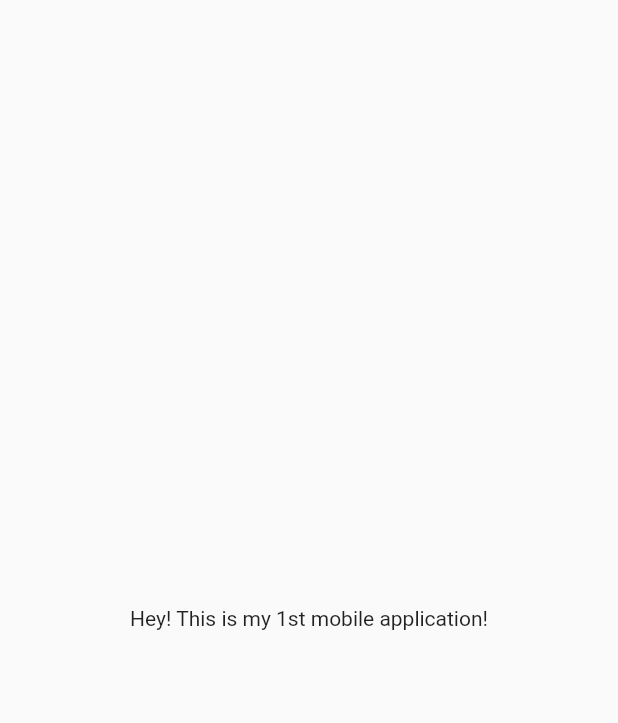
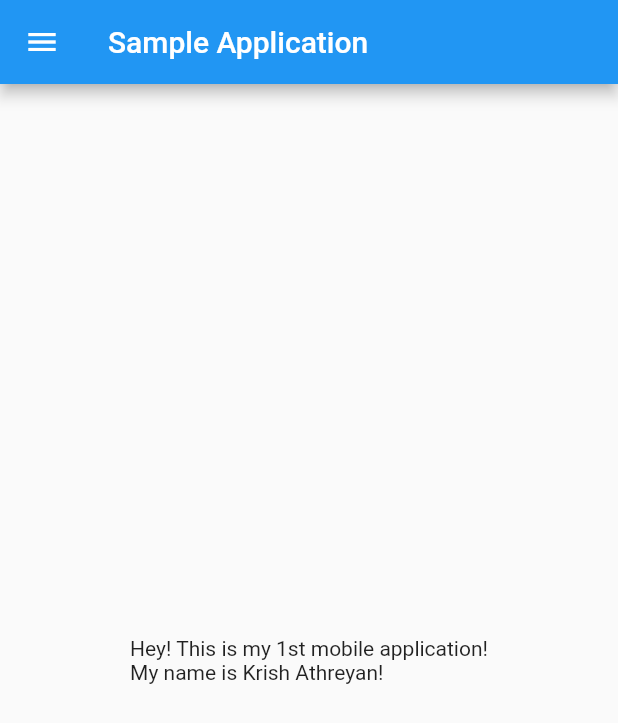
Before and after one commit to KKrish1624/flutterAppFirst, a Flutter app: the screen it shows after launch, on a phone screen of 412 x 824 dp. Shown: the top 723 px of the screen. Run offline on Flutter 3.47's test engine with Material 2 defaults, Android fonts, the phone set to English and light mode, and no system bars.

Commit message:
New Homepage file created and linked

```diff
--- /dev/null
+++ b/lib/homepage.dart
@@ -0,0 +1,26 @@
+import 'package:flutter/material.dart';
+
+class homepage extends StatelessWidget {
+  const homepage({Key? key}) : super(key: key);
+
+  @override
+  Widget build(BuildContext context) {
+
+    int num = 1;
+    String name  = "Krish Athreyan";
+    const appName = "Sample Application";
+    return MaterialApp(
+      home: Scaffold(
+        appBar: AppBar(
+          title: Text(appName),
+        ),
+        body:Center(
+            child: Container(
+              child: Text("Hey! This is my ${num}st mobile application!\nMy name is $name!"),
+            )
+        ),
+        drawer: Drawer(),
+    )
+    );
+  }
+}
--- a/lib/main.dart
+++ b/lib/main.dart
@@ -1,4 +1,5 @@
 import 'package:flutter/material.dart';
+import 'package:flutter_application_2/homepage.dart';
 
 void main(){
   runApp(myApp());
@@ -11,18 +12,7 @@ class myApp extends StatelessWidget {
   @override
   Widget build(BuildContext context) {
 
-    int num = 1;
-
-    return MaterialApp(
-
-      home: Material(
-        child:Center(
-            child: Container(
-              child: Text("Hey! This is my ${num}st mobile application!"),
-            )
-        )
-      )
-    );
+    return homepage();
 
   }
 }
```
